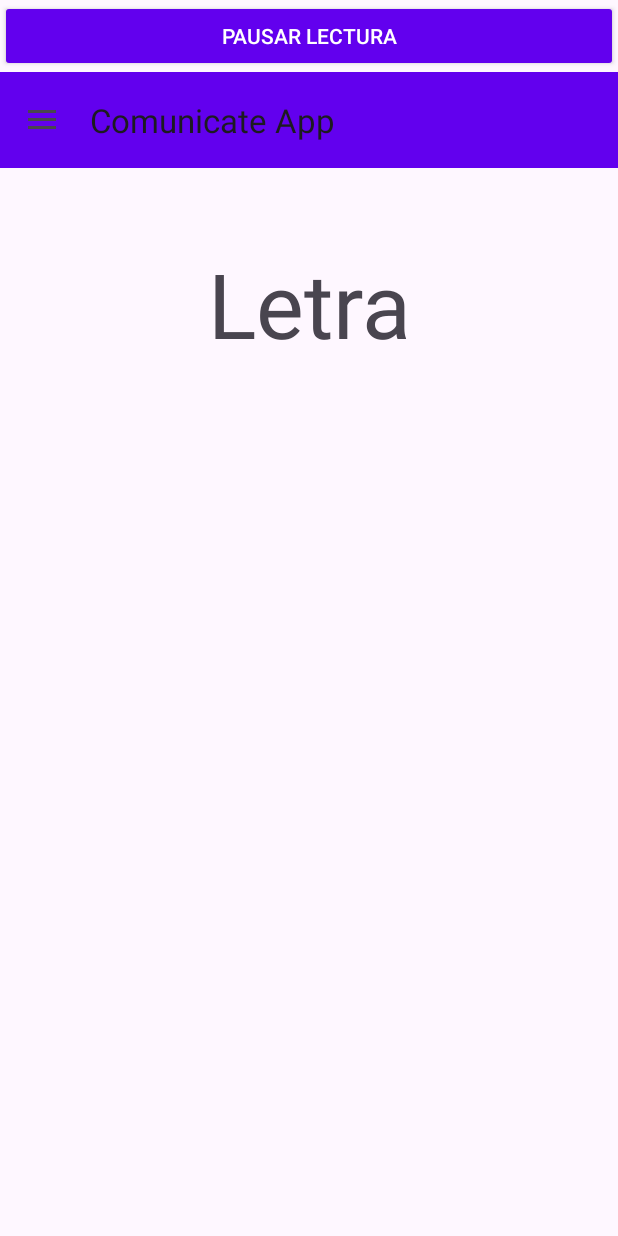
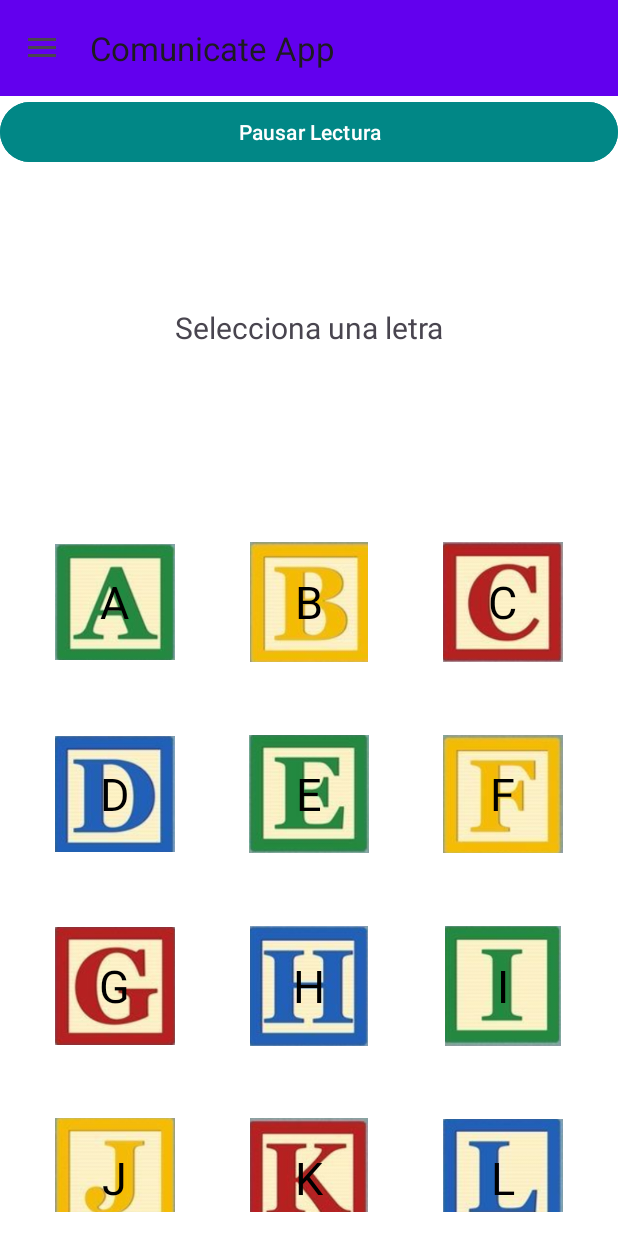
Before and after one commit to kaviekj/comunicate_app_JUEGO, an Android app: the screen it shows after launch (MainActivity), on a phone screen of 412 x 824 dp. Run offline under Robolectric (Android 15) with nearby library versions, the light colour scheme and no system bars.

Commit message:
aplicacion fase 2 muestra de letras y su seña

```diff
--- /dev/null
+++ b/app/src/main/java/com/example/comunicate_apptest/LetrasAdapter.kt
@@ -0,0 +1,43 @@
+package com.example.comunicate_apptest
+
+import android.content.Context
+import android.view.LayoutInflater
+import android.view.View
+import android.view.ViewGroup
+import android.widget.BaseAdapter
+import android.widget.ImageView
+import android.widget.TextView
+
+class LetrasAdapter(
+    private val context: Context,
+    private val letras: List<String>
+) : BaseAdapter() {
+
+    override fun getCount(): Int = letras.size
+    override fun getItem(position: Int): Any = letras[position]
+    override fun getItemId(position: Int): Long = position.toLong()
+
+    override fun getView(position: Int, convertView: View?, parent: ViewGroup?): View {
+        val view = convertView ?: LayoutInflater.from(context)
+            .inflate(R.layout.grid_item_letra, parent, false)
+
+        val letra = letras[position]
+        val imagenLetra = view.findViewById<ImageView>(R.id.imgLetra)
+        val textoLetra = view.findViewById<TextView>(R.id.txtLetra)
+
+        val nombreImagen = letra.toLowerCase().replace("ñ", "enne")
+        val resourceId = context.resources.getIdentifier(
+            nombreImagen,
+            "drawable",
+            context.packageName
+        )
+
+        imagenLetra.setImageResource(
+            if (resourceId != 0) resourceId
+            else android.R.color.transparent
+        )
+
+        textoLetra.text = letra
+        return view
+    }
+}
--- a/app/src/main/java/com/example/comunicate_apptest/MainActivity.kt
+++ b/app/src/main/java/com/example/comunicate_apptest/MainActivity.kt
@@ -1,19 +1,21 @@
 package com.example.comunicate_apptest
 
 import android.Manifest
+import android.annotation.SuppressLint
 import android.bluetooth.BluetoothAdapter
 import android.bluetooth.BluetoothDevice
 import android.bluetooth.BluetoothSocket
+import android.content.Context
 import android.content.Intent
 import android.content.pm.PackageManager
 import android.graphics.Color
 import android.os.*
 import android.speech.tts.TextToSpeech
+import android.view.LayoutInflater
 import android.view.MenuItem
 import android.view.View
-import android.widget.Button
-import android.widget.TextView
-import android.widget.Toast
+import android.view.ViewGroup
+import android.widget.*
 import androidx.appcompat.app.ActionBarDrawerToggle
 import androidx.appcompat.app.AppCompatActivity
 import androidx.appcompat.widget.Toolbar
@@ -28,11 +30,14 @@ import java.util.*
 
 class MainActivity : AppCompatActivity(), NavigationView.OnNavigationItemSelectedListener {
 
-    // UI
-    private lateinit var charTextView: TextView
+    // UI Components
     private lateinit var drawer: DrawerLayout
     private lateinit var btnPausa: Button
     private lateinit var tts: TextToSpeech
+    private lateinit var gridLetras: GridView
+    private lateinit var signContainer: FrameLayout // ✅ Coincide con el XML
+    private lateinit var imgSign: ImageView  // <-- ¡Faltaba un salto de línea aquí!
+    private lateinit var txtEvaluation: TextView
 
     // Bluetooth
     private val bluetoothAdapter: BluetoothAdapter? = BluetoothAdapter.getDefaultAdapter()
@@ -40,8 +45,6 @@ class MainActivity : AppCompatActivity(), NavigationView.OnNavigationItemSelecte
     private var inputStream: InputStream? = null
     private var readThread: Thread? = null
     private var mantenerHiloActivo = true
-
-    // Estados
     private var lecturaPausada = false
     private val bufferPausa = StringBuilder()
 
@@ -52,24 +55,53 @@ class MainActivity : AppCompatActivity(), NavigationView.OnNavigationItemSelecte
         val UUID_BT: UUID = UUID.fromString("00001101-0000-1000-8000-00805f9b34fb")
     }
 
+
+    @SuppressLint("MissingInflatedId")
     override fun onCreate(savedInstanceState: Bundle?) {
         super.onCreate(savedInstanceState)
         setContentView(R.layout.activity_main)
 
-        charTextView = findViewById(R.id.charTextView)
+        // Inicializar componentes UI PRIMERO
         drawer = findViewById(R.id.drawer_layout)
         btnPausa = findViewById(R.id.btnPausa)
+        gridLetras = findViewById(R.id.gridLetras) // ✅ Inicializado correctamente
+        signContainer = findViewById(R.id.signContainer)
+        imgSign = findViewById(R.id.imgSign)
+        txtEvaluation = findViewById(R.id.txtEvaluation)
+        val btnClose: ImageButton = findViewById(R.id.btnClose)
+        btnClose.setOnClickListener {
+            signContainer.visibility = View.GONE
+        }
+        // Configurar GridView DESPUÉS de inicializar
+        val letras = listOf(
+            "A", "B", "C", "D", "E", "F", "G", "H", "I",
+            "J", "K", "L", "M", "N", "Ñ", "O", "P", "Q",
+            "R", "S", "T", "U", "V", "W", "X", "Y", "Z"
+        )
 
+        gridLetras.adapter = LetrasAdapter(this, letras) // ✅ Adaptador asignado después de inicializar
+
+        gridLetras.onItemClickListener = AdapterView.OnItemClickListener { _, _, position, _ ->
+            mostrarSignoLetra(letras[position])
+        }
+
+        // Configurar TTS
         tts = TextToSpeech(this) { status ->
             if (status != TextToSpeech.ERROR) {
                 tts.language = Locale("es", "ES")
             }
         }
 
+        // Configurar Navigation Drawer
         val toolbar: Toolbar = findViewById(R.id.toolbar)
         setSupportActionBar(toolbar)
-        val toggle = ActionBarDrawerToggle(this, drawer, toolbar,
-            R.string.navigation_drawer_open, R.string.navigation_drawer_close)
+        val toggle = ActionBarDrawerToggle(
+            this,
+            drawer,
+            toolbar,
+            R.string.navigation_drawer_open,
+            R.string.navigation_drawer_close
+        )
         drawer.addDrawerListener(toggle)
         toggle.syncState()
 
@@ -79,6 +111,38 @@ class MainActivity : AppCompatActivity(), NavigationView.OnNavigationItemSelecte
         verificarPermisosYEstadoBluetooth()
     }
 
+    private fun mostrarSignoLetra(letra: String) {
+        val nombreSigno = when (letra.toLowerCase()) {
+            "ñ" -> "sign_enne"
+            else -> "sign_${letra.toLowerCase()}"
+
+        }
+        txtEvaluation.visibility = View.GONE
+        val resourceId = resources.getIdentifier(
+            nombreSigno,
+            "drawable",
+            packageName
+        )
+        signContainer.setOnTouchListener { _, _ -> true } // Intercepta todos los toques
+        runOnUiThread {
+            if (resourceId != 0) {
+                imgSign.setImageResource(resourceId)
+                signContainer.visibility = View.VISIBLE
+                tts.speak(letra, TextToSpeech.QUEUE_FLUSH, null, null)
+                txtEvaluation.text = "Evaluación: ${obtenerEvaluacionAleatoria()}"
+            } else {
+                Toast.makeText(this, "Seña no disponible", Toast.LENGTH_SHORT).show()
+            }
+        }
+    }
+
+    private fun obtenerEvaluacionAleatoria(): String {
+        return when ((0..2).random()) {
+            0 -> "Bien"
+            1 -> "Muy bien"
+            else -> "Regular"
+        }
+    }
     private fun verificarPermisosYEstadoBluetooth() {
         if (bluetoothAdapter == null) {
             mostrarError("Este dispositivo no soporta Bluetooth")
@@ -219,21 +283,19 @@ class MainActivity : AppCompatActivity(), NavigationView.OnNavigationItemSelecte
 
     private fun procesarDatosRecibidos(datos: String) {
         runOnUiThread {
-            charTextView.text = datos
-            tts.speak(datos, TextToSpeech.QUEUE_FLUSH, null, null)
+            mostrarSignoLetra(datos.trim())
         }
     }
 
-    override fun onRequestPermissionsResult(requestCode: Int, permissions: Array<out String>, grantResults: IntArray) {
-        super.onRequestPermissionsResult(requestCode, permissions, grantResults)
-
-        if (requestCode == REQUEST_BLUETOOTH_PERMISSION) {
-            if (grantResults.isNotEmpty() && grantResults.all { it == PackageManager.PERMISSION_GRANTED }) {
-                verificarPermisosYEstadoBluetooth()
-            } else {
-                mostrarError("La aplicación necesita permisos para funcionar correctamente")
+    override fun onNavigationItemSelected(item: MenuItem): Boolean {
+        when (item.itemId) {
+            R.id.nav_home -> {}
+            R.id.nav_second -> {
+                startActivity(Intent(this, SecondActivity::class.java))
             }
         }
+        drawer.closeDrawer(GravityCompat.START)
+        return true
     }
 
     override fun onActivityResult(requestCode: Int, resultCode: Int, data: Intent?) {
@@ -250,7 +312,6 @@ class MainActivity : AppCompatActivity(), NavigationView.OnNavigationItemSelecte
     private fun mostrarError(mensaje: String) {
         runOnUiThread {
             Toast.makeText(this, mensaje, Toast.LENGTH_LONG).show()
-            charTextView.text = "Error: $mensaje"
         }
     }
 
@@ -276,15 +337,4 @@ class MainActivity : AppCompatActivity(), NavigationView.OnNavigationItemSelecte
 
         super.onDestroy()
     }
-
-    override fun onNavigationItemSelected(item: MenuItem): Boolean {
-        when (item.itemId) {
-            R.id.nav_home -> {}
-            R.id.nav_second -> {
-                startActivity(Intent(this, SecondActivity::class.java))
-            }
-        }
-        drawer.closeDrawer(GravityCompat.START)
-        return true
-    }
 }
--- /dev/null
+++ b/app/src/main/res/drawable/ic_close.xml
@@ -0,0 +1,5 @@
+<vector xmlns:android="http://schemas.android.com/apk/res/android" android:height="24dp" android:tint="#000000" android:viewportHeight="24" android:viewportWidth="24" android:width="24dp">
+
+    <path android:fillColor="@android:color/white" android:pathData="M19,6.41L17.59,5 12,10.59 6.41,5 5,6.41 10.59,12 5,17.59 6.41,19 12,13.41 17.59,19 19,17.59 13.41,12z"/>
+
+</vector>
--- a/app/src/main/res/layout/activity_main.xml
+++ b/app/src/main/res/layout/activity_main.xml
@@ -1,44 +1,117 @@
 <?xml version="1.0" encoding="utf-8"?>
-<androidx.drawerlayout.widget.DrawerLayout xmlns:android="http://schemas.android.com/apk/res/android"
+<androidx.drawerlayout.widget.DrawerLayout
+    xmlns:android="http://schemas.android.com/apk/res/android"
     xmlns:app="http://schemas.android.com/apk/res-auto"
+    xmlns:tools="http://schemas.android.com/tools"
     android:id="@+id/drawer_layout"
     android:layout_width="match_parent"
-    android:layout_height="match_parent">
+    android:layout_height="match_parent"
+    tools:context=".MainActivity">
 
-    <!-- Menú lateral -->
-    <!-- Contenido principal -->
+    <!-- Contenedor principal -->
     <LinearLayout
         android:layout_width="match_parent"
         android:layout_height="match_parent"
         android:orientation="vertical">
 
-        <!-- Ejemplo de TextView para mostrar la letra -->
-
-        <Button
-            android:id="@+id/btnPausa"
-            style="@style/Widget.AppCompat.Button"
-            android:layout_width="match_parent"
-            android:layout_height="wrap_content"
-            android:onClick="togglePausaLectura"
-            android:text="Pausar Lectura" />
-
+        <!-- Toolbar -->
         <androidx.appcompat.widget.Toolbar
             android:id="@+id/toolbar"
             android:layout_width="match_parent"
             android:layout_height="?attr/actionBarSize"
             android:background="?attr/colorPrimary"
-            app:popupTheme="@style/ThemeOverlay.AppCompat.Light" />
+            android:elevation="4dp"
+            app:popupTheme="@style/ThemeOverlay.AppCompat.Light"/>
 
-        <TextView
-            android:id="@+id/charTextView"
+        <!-- Contenido principal -->
+        <FrameLayout
             android:layout_width="match_parent"
-            android:layout_height="wrap_content"
-            android:layout_marginTop="50dp"
-            android:gravity="center"
-            android:text="Letra"
-            android:textSize="60sp" />
+            android:layout_height="match_parent">
+
+            <!-- Vista principal con letras -->
+            <LinearLayout
+                android:id="@+id/mainContainer"
+                android:layout_width="match_parent"
+                android:layout_height="match_parent"
+                android:orientation="vertical"
+                android:background="@color/white">
+
+                <Button
+                    android:id="@+id/btnPausa"
+                    android:layout_width="match_parent"
+                    android:layout_height="wrap_content"
+                    android:backgroundTint="@color/teal_700"
+                    android:onClick="togglePausaLectura"
+                    android:text="Pausar Lectura" />
+
+                <TextView
+                    android:layout_width="match_parent"
+                    android:layout_height="213dp"
+                    android:gravity="center"
+                    android:padding="16dp"
+                    android:text="Selecciona una letra"
+                    android:textSize="20sp" />
+
+                <GridView
+                    android:id="@+id/gridLetras"
+                    android:layout_width="match_parent"
+                    android:layout_height="0dp"
+                    android:layout_weight="1"
+                    android:horizontalSpacing="8dp"
+                    android:numColumns="3"
+                    android:padding="16dp"
+                    android:stretchMode="columnWidth"
+                    android:verticalSpacing="8dp" />
+            </LinearLayout>
+
+            <!-- Contenedor de seña (oculto inicialmente) -->
+            <FrameLayout
+                android:id="@+id/signContainer"
+                android:layout_width="match_parent"
+                android:layout_height="match_parent"
+                android:background="#CCFFFFFF"
+                android:visibility="gone"
+                android:clickable="true"
+                android:focusable="true">
+
+                <LinearLayout
+                    android:layout_width="match_parent"
+                    android:layout_height="match_parent"
+                    android:orientation="vertical"
+                    android:gravity="center"
+                    android:padding="16dp"
+                    android:background="@color/white">
+
+                    <ImageButton
+                        android:id="@+id/btnClose"
+                        android:layout_width="40dp"
+                        android:layout_height="40dp"
+                        android:layout_gravity="end"
+                        android:background="@android:color/transparent"
+                        android:src="@drawable/ic_close" />
+
+                    <ImageView
+                        android:id="@+id/imgSign"
+                        android:layout_width="200dp"
+                        android:layout_height="200dp"
+                        android:layout_gravity="center"
+                        android:layout_marginTop="16dp" />
+
+
+                    <TextView
+                        android:id="@+id/txtEvaluation"
+                        android:layout_width="match_parent"
+                        android:layout_height="wrap_content"
+                        android:layout_marginTop="24dp"
+                        android:gravity="center"
+                        android:text="Evaluación: "
+                        android:textSize="18sp" />
+                </LinearLayout>
+            </FrameLayout>
+        </FrameLayout>
     </LinearLayout>
 
+    <!-- Navigation Drawer -->
     <com.google.android.material.navigation.NavigationView
         android:id="@+id/nav_view"
         android:layout_width="wrap_content"
--- /dev/null
+++ b/app/src/main/res/layout/grid_item_letra.xml
@@ -0,0 +1,23 @@
+<?xml version="1.0" encoding="utf-8"?>
+<FrameLayout
+    xmlns:android="http://schemas.android.com/apk/res/android"
+    android:layout_width="match_parent"
+    android:layout_height="120dp"
+    android:background="?attr/selectableItemBackgroundBorderless">
+
+    <ImageView
+        android:id="@+id/imgLetra"
+        android:layout_width="80dp"
+        android:layout_height="80dp"
+        android:layout_gravity="center"
+        android:scaleType="fitCenter" />
+
+    <TextView
+        android:id="@+id/txtLetra"
+        android:layout_width="wrap_content"
+        android:layout_height="wrap_content"
+        android:layout_gravity="center"
+        android:textColor="@color/black"
+        android:textSize="30sp" />
+
+</FrameLayout>
--- a/app/src/main/res/values/themes.xml
+++ b/app/src/main/res/values/themes.xml
@@ -3,7 +3,6 @@
         <!-- Atributos de tu tema (colores, etc.) -->
         <item name="colorPrimary">@color/purple_500</item>
         <item name="android:statusBarColor">?attr/colorPrimaryVariant</item>
-
         <!-- Tu color de tema, etc -->
         <item name="colorPrimaryVariant">@color/purple_700</item>
         <item name="colorOnPrimary">@color/white</item>
```
